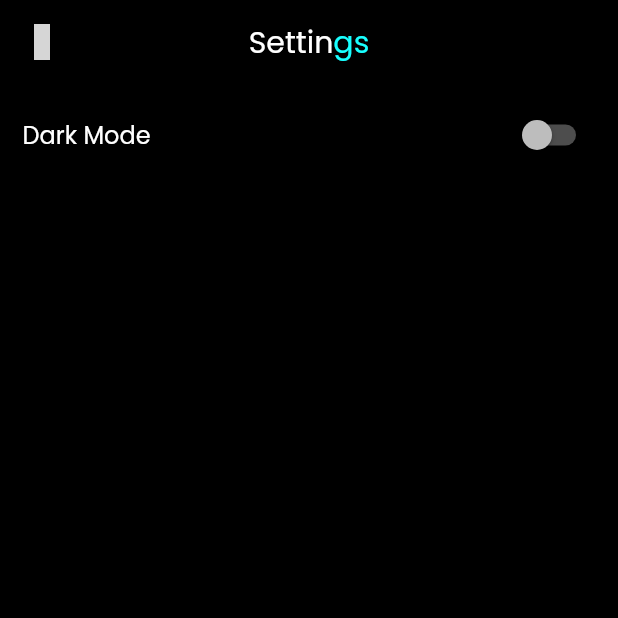
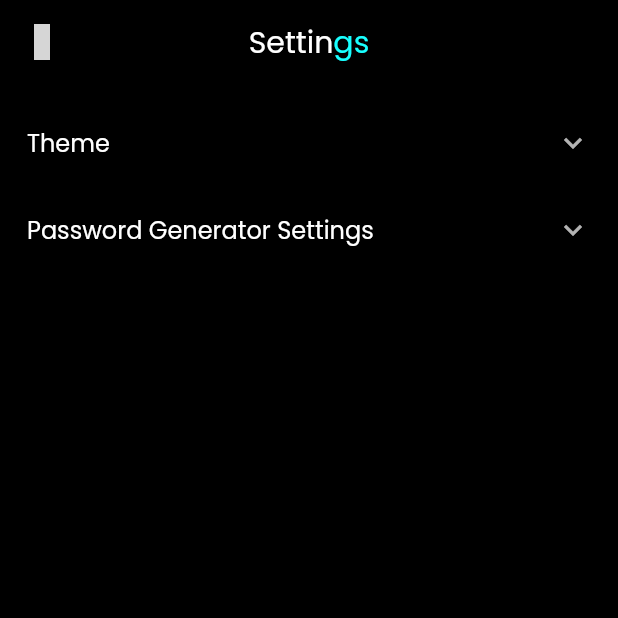
Before and after one commit to satyamnoob/encrypt_password_manager, a Flutter app: the screen it shows after launch, after a tap on the "settings" icon, on a phone screen of 412 x 824 dp, the top half of it. Run offline on Flutter 3.47's test engine with Material 2 defaults, Android fonts, the phone set to English and light mode, and no system bars; our stand-ins replace animated_splash_screen, page_transition, shared_preferences; missing offline and left inert: carbon_icons; grey boxes are pictures that could not be loaded.

Commit message:
Password Generator Fully Working

```diff
--- /dev/null
+++ b/lib/constants/generated_password_settings.dart
@@ -0,0 +1,9 @@
+class GeneratedPasswordLengthValues {
+  static List<int> get lengthValues {
+    List<int> values = [];
+    for (var i = 8; i < 20; i++) {
+      values.add(i);
+    }
+    return values;
+  }
+}
--- /dev/null
+++ b/lib/constants/size_config.dart
@@ -0,0 +1,26 @@
+import 'package:flutter/widgets.dart';
+
+class SizeConfig {
+  static MediaQueryData? _mediaQueryData;
+  static double? screenWidth;
+  static double? screenHeight;
+  static double? blockSizeHorizontal;
+  static double? blockSizeVertical;
+  static double? _safeAreaHorizontal;
+  static double? _safeAreaVertical;
+  static double? safeBlockHorizontal;
+  static double? safeBlockVertical;
+  void init(BuildContext context) {
+    _mediaQueryData = MediaQuery.of(context);
+    screenWidth = _mediaQueryData!.size.width;
+    screenHeight = _mediaQueryData!.size.height;
+    blockSizeHorizontal = screenWidth! / 100;
+    blockSizeVertical = screenHeight! / 100;
+    _safeAreaHorizontal =
+        _mediaQueryData!.padding.left + _mediaQueryData!.padding.right;
+    _safeAreaVertical =
+        _mediaQueryData!.padding.top + _mediaQueryData!.padding.bottom;
+    safeBlockHorizontal = (screenWidth! - _safeAreaHorizontal!) / 100;
+    safeBlockVertical = (screenHeight! - _safeAreaVertical!) / 100;
+  }
+}
--- a/lib/provider/password_settings_provider.dart
+++ b/lib/provider/password_settings_provider.dart
@@ -1,19 +1,62 @@
 import 'package:encrypt_password_manager/constants/generate_strong_password.dart';
 import 'package:flutter/foundation.dart';
 
+import '../services/data_management.dart';
+
 class PasswordSettingsProvider extends ChangeNotifier {
   String _password = '';
-  int lengthOfPassword = 8;
-  bool letter = true;
-  bool isNumber = true;
-  bool isSpecial = true;
+  int _lengthOfPassword = 8;
+  bool _isLetter = true;
+  bool _isNumber = true;
+  bool _isSpecial = true;
+
+  intializePasswordGeneratorSettings() async {
+    _lengthOfPassword = await DataManagement.passwordLength;
+    _isLetter = await DataManagement.isLettersAllowed;
+    _isNumber = await DataManagement.isNumbersAllowed;
+    _isSpecial = await DataManagement.isSpecialCharactersAllowed;
+    notifyListeners();
+  }
+
+  setIsLettersAllowed(bool value) async {
+    _isLetter = value;
+    await DataManagement.setIsLettersAllowed(value);
+    notifyListeners();
+  }
+
+  bool get isLettersAllowed => _isLetter;
+
+  setIsNumbersAllowed(bool value) async {
+    _isNumber = value;
+    await DataManagement.setIsNumbersAllowed(value);
+    notifyListeners();
+  }
+
+  bool get isNumbersAllowed => _isNumber;
+
+  setIsSpecialCharactersAllowed(bool value) async {
+    _isSpecial = value;
+    await DataManagement.setIsSpecialCharactersAllowed(value);
+    notifyListeners();
+  }
+
+  bool get isSpecialCharactersAllowed => _isSpecial;
+
+  setPasswordLength(int length) async {
+    _lengthOfPassword = length;
+    await DataManagement.setPasswordLength(length);
+    print(await DataManagement.passwordLength);
+    notifyListeners();
+  }
+
+  int get passwordLength => _lengthOfPassword;
 
   generatePassword() {
     _password = generateStrongPassword(
-      lengthOfPassword: lengthOfPassword,
-      isNumber: isNumber,
-      letter: letter,
-      isSpecial: isSpecial,
+      lengthOfPassword: _lengthOfPassword,
+      isNumber: _isNumber,
+      letter: _isLetter,
+      isSpecial: _isSpecial,
     );
     notifyListeners();
   }
--- a/lib/screen/entry_screen/splash_screen.dart
+++ b/lib/screen/entry_screen/splash_screen.dart
@@ -1,5 +1,6 @@
 import 'package:animated_splash_screen/animated_splash_screen.dart';
 import 'package:encrypt_password_manager/constants/text_style_collections.dart';
+import 'package:encrypt_password_manager/provider/password_settings_provider.dart';
 import 'package:encrypt_password_manager/provider/theme_provider.dart';
 import 'package:encrypt_password_manager/screen/home_screen/home_screen.dart';
 import 'package:flutter/material.dart';
@@ -20,6 +21,10 @@ class _SplashScreenState extends State<SplashScreen> {
       context,
       listen: false,
     ).intializeDarkMode();
+    Provider.of<PasswordSettingsProvider>(
+      context,
+      listen: false,
+    ).intializePasswordGeneratorSettings();
   }
 
   @override
--- a/lib/screen/settings_screen/settings_screen.dart
+++ b/lib/screen/settings_screen/settings_screen.dart
@@ -1,8 +1,11 @@
 import 'package:carbon_icons/carbon_icons.dart';
+import 'package:encrypt_password_manager/constants/generated_password_settings.dart';
+import 'package:encrypt_password_manager/provider/password_settings_provider.dart';
 import 'package:encrypt_password_manager/provider/theme_provider.dart';
 import 'package:flutter/material.dart';
 import 'package:provider/provider.dart';
 
+import '../../constants/size_config.dart';
 import '../../constants/text_style_collections.dart';
 
 class SettingsScreen extends StatefulWidget {
@@ -21,6 +24,7 @@ class _SettingsScreenState extends State<SettingsScreen> {
 
   @override
   Widget build(BuildContext context) {
+    SizeConfig().init(context);
     bool switchValue = Provider.of<ThemeProvider>(context).isDarkMode;
     return Scaffold(
       appBar: AppBar(
@@ -51,9 +55,26 @@ class _SettingsScreenState extends State<SettingsScreen> {
         child: Container(
           height: MediaQuery.of(context).size.height,
           width: MediaQuery.of(context).size.width,
-          padding: const EdgeInsets.symmetric(horizontal: 15, vertical: 10),
+          padding: const EdgeInsets.symmetric(horizontal: 18, vertical: 10),
+          child: SingleChildScrollView(
+            physics: const BouncingScrollPhysics(),
             child: Column(
               crossAxisAlignment: CrossAxisAlignment.start,
+              children: [
+                _themeSettingsRow(switchValue),
+                _passwordSettingsRow(),
+              ],
+            ),
+          ),
+        ),
+      ),
+    );
+  }
+
+  _themeSettingsRow(bool switchValue) {
+    return ExpansionTile(
+      tilePadding: EdgeInsets.zero,
+      title: const Text('Theme'),
       children: [
         Row(
           mainAxisAlignment: MainAxisAlignment.spaceBetween,
@@ -74,9 +95,110 @@ class _SettingsScreenState extends State<SettingsScreen> {
           ],
         ),
       ],
+    );
+  }
+
+  _passwordSettingsRow() {
+    return ExpansionTile(
+      tilePadding: EdgeInsets.zero,
+      title: Text(
+        'Password Generator Settings',
+        style: TextStyleCollection.passwordDetails,
+      ),
+      children: [
+        Row(
+          mainAxisAlignment: MainAxisAlignment.spaceBetween,
+          children: [
+            Text(
+              'Letters',
+              style: TextStyleCollection.passwordDetails,
+            ),
+            Switch(
+              value: Provider.of<PasswordSettingsProvider>(context)
+                  .isLettersAllowed,
+              onChanged: (value) {
+                Provider.of<PasswordSettingsProvider>(
+                  context,
+                  listen: false,
+                ).setIsLettersAllowed(value);
+              },
+            ),
+          ],
+        ),
+        Row(
+          mainAxisAlignment: MainAxisAlignment.spaceBetween,
+          children: [
+            Text(
+              'Numbers',
+              style: TextStyleCollection.passwordDetails,
+            ),
+            Switch(
+              value: Provider.of<PasswordSettingsProvider>(context)
+                  .isNumbersAllowed,
+              onChanged: (value) {
+                Provider.of<PasswordSettingsProvider>(
+                  context,
+                  listen: false,
+                ).setIsNumbersAllowed(value);
+              },
+            ),
+          ],
+        ),
+        Row(
+          mainAxisAlignment: MainAxisAlignment.spaceBetween,
+          children: [
+            Text(
+              'Special Charecters',
+              style: TextStyleCollection.passwordDetails,
+            ),
+            Switch(
+              value: Provider.of<PasswordSettingsProvider>(context)
+                  .isSpecialCharactersAllowed,
+              onChanged: (value) {
+                Provider.of<PasswordSettingsProvider>(
+                  context,
+                  listen: false,
+                ).setIsSpecialCharactersAllowed(value);
+              },
+            ),
+          ],
+        ),
+        Row(
+          mainAxisAlignment: MainAxisAlignment.spaceBetween,
+          children: [
+            Text(
+              'Password Length',
+              style: TextStyleCollection.passwordDetails,
+            ),
+            DropdownButton(
+              // isExpanded: true,
+              value:
+                  Provider.of<PasswordSettingsProvider>(context).passwordLength,
+              // hint: const Text('Select Length'),
+              items: GeneratedPasswordLengthValues.lengthValues
+                  .map(
+                    (int item) => DropdownMenuItem<int>(
+                      value: item,
+                      child: SizedBox(
+                        // width: SizeConfig.safeBlockHorizontal! * 8,
+                        child: Text(
+                          item.toString(),
+                          textAlign: TextAlign.center,
                         ),
                       ),
                     ),
+                  )
+                  .toList(),
+              onChanged: (int? value) {
+                Provider.of<PasswordSettingsProvider>(
+                  context,
+                  listen: false,
+                ).setPasswordLength(value!);
+              },
+            ),
+          ],
+        ),
+      ],
     );
   }
 }
--- a/lib/services/data_management.dart
+++ b/lib/services/data_management.dart
@@ -2,10 +2,11 @@ import 'package:encrypt_password_manager/constants/keys.dart';
 import 'package:shared_preferences/shared_preferences.dart';
 
 class DataManagement {
-  //DarkMode
+  //DarkMode ---------------------->
   static toggleDarkMode(bool value) async {
     final instance = await SharedPreferences.getInstance();
     await instance.setBool(Keys.darkMode, value);
+    print(await isDarkMode());
   }
 
   static isDarkMode() async {
@@ -14,4 +15,58 @@ class DataManagement {
     if (data == null) return false;
     return data;
   }
+
+  //Password Settings ------------->
+
+  //Password Length
+  static setPasswordLength(int value) async {
+    final instance = await SharedPreferences.getInstance();
+    await instance.setInt(Keys.passwordLength, value);
+  }
+
+  static get passwordLength async {
+    final instance = await SharedPreferences.getInstance();
+    final data = instance.getInt(Keys.passwordLength);
+    if (data == null) return 8;
+    return data;
+  }
+
+  //Letters Allowed
+  static setIsLettersAllowed(bool value) async {
+    final instance = await SharedPreferences.getInstance();
+    await instance.setBool(Keys.isLettersAllowed, value);
+  }
+
+  static get isLettersAllowed async {
+    final instance = await SharedPreferences.getInstance();
+    final data = instance.getBool(Keys.isLettersAllowed);
+    if (data == null) return true;
+    return data;
+  }
+
+  // Special Char Allowed
+  static setIsSpecialCharactersAllowed(bool value) async {
+    final instance = await SharedPreferences.getInstance();
+    await instance.setBool(Keys.isSpecialCharectersAllowed, value);
+  }
+
+  static get isSpecialCharactersAllowed async {
+    final instance = await SharedPreferences.getInstance();
+    final data = instance.getBool(Keys.isSpecialCharectersAllowed);
+    if (data == null) return true;
+    return data;
+  }
+
+  //Numbers Allowed
+  static setIsNumbersAllowed(bool value) async {
+    final instance = await SharedPreferences.getInstance();
+    await instance.setBool(Keys.isNumbersAllowed, value);
+  }
+
+  static get isNumbersAllowed async {
+    final instance = await SharedPreferences.getInstance();
+    final data = instance.getBool(Keys.isNumbersAllowed);
+    if (data == null) return true;
+    return data;
+  }
 }
```
Also changed, not shown: lib/constants/keys.dart (+7 -0 lines). Lines whose indentation alone changed are shown as unchanged.
